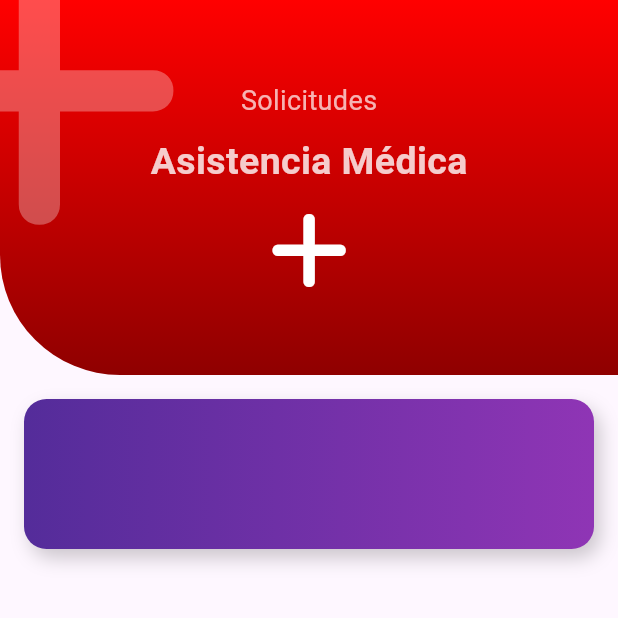
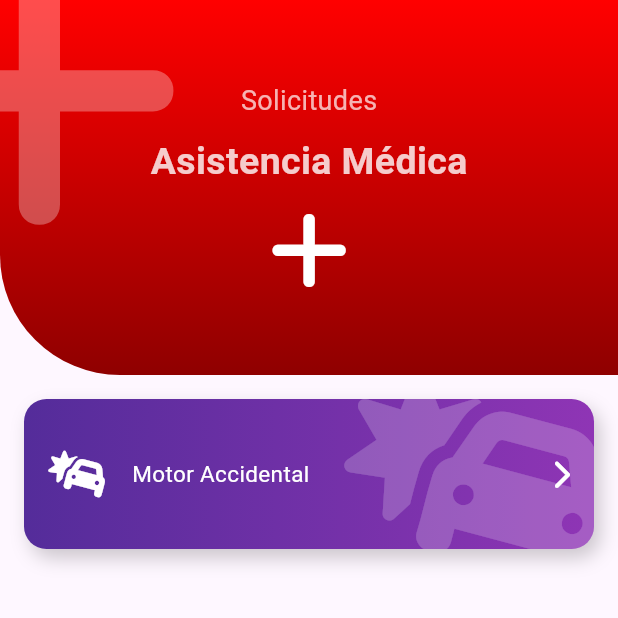
Before and after one commit to alexglzrys/flutter_emergency_app, a Flutter app: the screen it shows after launch, on a phone screen of 412 x 824 dp, the top half of it. Run offline on Flutter 3.47's test engine with Material 3 defaults, Android fonts, the phone set to English and light mode, and no system bars; our stand-ins replace font_awesome_flutter.

Commit message:
información del Data Sheet

```diff
--- a/lib/widgets/data_sheet.dart
+++ b/lib/widgets/data_sheet.dart
@@ -1,4 +1,5 @@
 import 'package:flutter/material.dart';
+import 'package:font_awesome_flutter/font_awesome_flutter.dart';
 
 // Widget refernte a una ficha técnica
 class DataSheet extends StatelessWidget {
@@ -8,8 +9,30 @@ class DataSheet extends StatelessWidget {
   Widget build(BuildContext context) {
     return Container(
       height: 100,
+      width: double.infinity,
       margin: const EdgeInsets.all(16),
-      decoration: BoxDecoration(
+      decoration: _decorationDataSheet(),
+      child: ClipRRect(
+        borderRadius: BorderRadius.circular(15),
+        child: Stack(children: [
+          Positioned(
+            top: -20,
+            right: -20,
+            child: FaIcon(
+              FontAwesomeIcons.carBurst,
+              size: 150,
+              color: Colors.white.withOpacity(0.2),
+            ),
+          ),
+          const _MainContentDataSheet()
+        ]),
+      ),
+    );
+  }
+
+  // Método privado que contiene la configuracion de la decoración de la ficha técnica
+  BoxDecoration _decorationDataSheet() {
+    return BoxDecoration(
       gradient: const LinearGradient(
         colors: [
           Color(0xff542c9a),
@@ -25,6 +48,42 @@ class DataSheet extends StatelessWidget {
           blurRadius: 10,
         )
       ],
+    );
+  }
+}
+
+// Widget encargado de mostrar el contenido principal de la ficha técnica
+class _MainContentDataSheet extends StatelessWidget {
+  const _MainContentDataSheet({
+    super.key,
+  });
+
+  @override
+  Widget build(BuildContext context) {
+    return const Center(
+      child: Padding(
+        padding: EdgeInsets.all(16),
+        child: Row(
+          children: [
+            FaIcon(
+              FontAwesomeIcons.carBurst,
+              color: Colors.white,
+              size: 32,
+            ),
+            SizedBox(width: 16),
+            // Este elemento ocupará todo el espacio disponible en la fila
+            Expanded(
+                child: Text(
+              'Motor Accidental',
+              style: TextStyle(color: Colors.white, fontSize: 15),
+            )),
+            FaIcon(
+              FontAwesomeIcons.chevronRight,
+              color: Colors.white,
+              size: 20,
+            )
+          ],
+        ),
       ),
     );
   }
```
Lines whose indentation alone changed are shown as unchanged.
